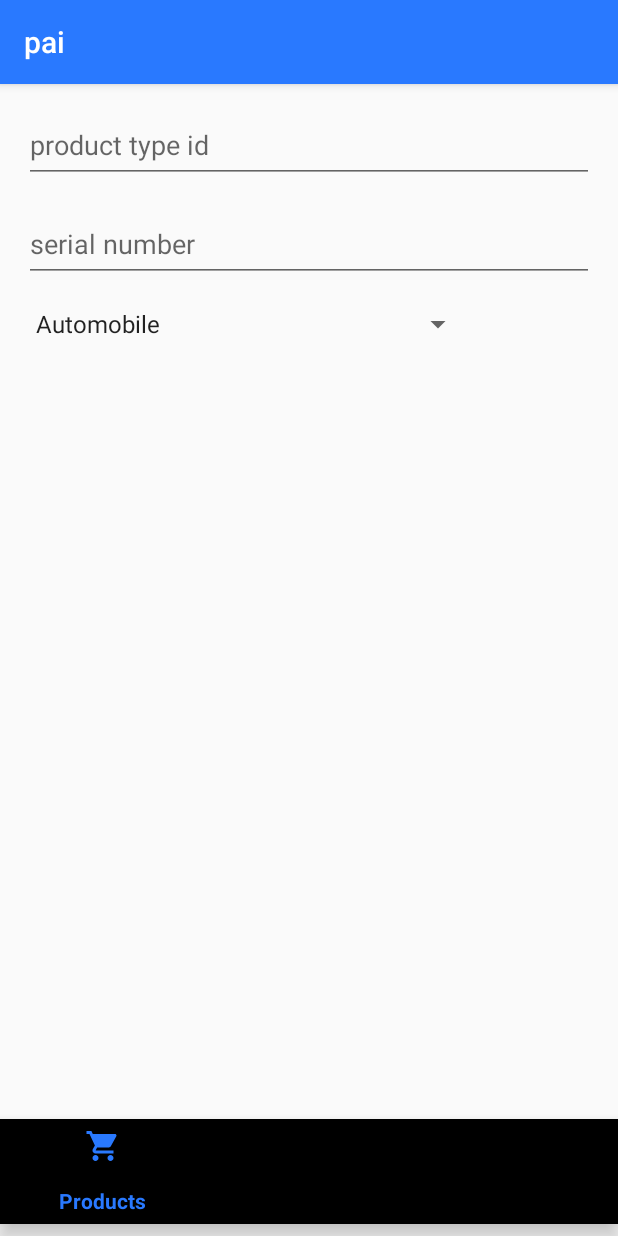
After one commit to LukaszRogozinski/PAI_android, an Android app: the EditProductFragment screen opened through its navigation route, on a phone screen of 412 x 824 dp. The commit adds this screen. Run offline under Robolectric (Android 15) with nearby library versions, the phone set to English and light mode, and no system bars; our stand-ins replace data binding, navigation-ui; libraries missing offline, so code that uses them is left out: com.facebook.stetho.

Commit message:
working on edit product screen

```diff
--- a/app/build.gradle
+++ b/app/build.gradle
@@ -9,7 +9,7 @@ android {
     buildToolsVersion "29.0.2"
     defaultConfig {
         applicationId "com.example.pai"
-        minSdkVersion 23
+        minSdkVersion 25
         targetSdkVersion 29
         versionCode 1
         versionName "1.0"
--- a/app/src/main/java/com/example/pai/features/products/detail/ProductDetailFragment.kt
+++ b/app/src/main/java/com/example/pai/features/products/detail/ProductDetailFragment.kt
@@ -8,6 +8,7 @@ import android.view.View
 import android.view.ViewGroup
 import androidx.databinding.DataBindingUtil
 import androidx.lifecycle.ViewModelProviders
+import androidx.navigation.fragment.findNavController
 import androidx.navigation.fragment.navArgs
 
 import com.example.pai.R
@@ -36,6 +37,10 @@ class ProductDetailFragment : Fragment() {
         val product = ProductDetailFragmentArgs.fromBundle(arguments!!).product
         val viewModelFactory = ProductDetailViewModel.Factory(product)
         binding.vm = ViewModelProviders.of(this, viewModelFactory).get(ProductDetailViewModel::class.java)
+
+        binding.editButton.setOnClickListener{
+            findNavController().navigate(R.id.action_productDetailFragment_to_editProductFragment)
+        }
         // Inflate the layout for this fragment
         return binding.root
     }
--- /dev/null
+++ b/app/src/main/java/com/example/pai/features/products/edit/EditProductFragment.kt
@@ -0,0 +1,43 @@
+package com.example.pai.features.products.edit
+
+
+import android.os.Bundle
+import androidx.fragment.app.Fragment
+import android.view.LayoutInflater
+import android.view.View
+import android.view.ViewGroup
+import android.widget.ArrayAdapter
+import androidx.databinding.DataBindingUtil
+
+import com.example.pai.R
+import com.example.pai.databinding.EditProductFragmentBinding
+
+/**
+ * A simple [Fragment] subclass.
+ */
+class EditProductFragment : Fragment() {
+
+    private lateinit var binding: EditProductFragmentBinding
+
+    override fun onCreateView(
+        inflater: LayoutInflater, container: ViewGroup?,
+        savedInstanceState: Bundle?
+    ): View? {
+
+        binding = DataBindingUtil.inflate(
+            inflater,
+            R.layout.edit_product_fragment,
+            container,
+            false
+        )
+
+        val categories = arrayListOf("Automobile","Travel","Personal","Education","Computers","Business Services" )
+
+        val dataAdapter = ArrayAdapter<String>(requireContext(), android.R.layout.simple_spinner_item, categories)
+        binding.warehouseTypeSpinner.adapter = dataAdapter
+        // Inflate the layout for this fragment
+        return binding.root
+    }
+
+
+}
--- /dev/null
+++ b/app/src/main/java/com/example/pai/features/products/edit/EditProductViewModel.kt
@@ -0,0 +1 @@
+package com.example.pai.features.products.edit
--- /dev/null
+++ b/app/src/main/res/layout/edit_product_fragment.xml
@@ -0,0 +1,50 @@
+<?xml version="1.0" encoding="utf-8"?>
+
+<layout xmlns:android="http://schemas.android.com/apk/res/android"
+    xmlns:app="http://schemas.android.com/apk/res-auto"
+    xmlns:tools="http://schemas.android.com/tools">
+
+    <data>
+
+    </data>
+
+    <androidx.constraintlayout.widget.ConstraintLayout
+        android:layout_width="match_parent"
+        android:layout_height="match_parent"
+        tools:context=".features.products.edit.EditProductFragment">
+
+        <com.google.android.material.textfield.TextInputEditText
+            android:id="@+id/product_type"
+            android:layout_width="match_parent"
+            android:layout_height="50dp"
+            android:layout_marginStart="16dp"
+            android:layout_marginTop="16dp"
+            android:layout_marginEnd="16dp"
+            android:hint="product type id"
+            app:layout_constraintEnd_toEndOf="parent"
+            app:layout_constraintStart_toStartOf="parent"
+            app:layout_constraintTop_toTopOf="parent" />
+
+        <com.google.android.material.textfield.TextInputEditText
+            android:id="@+id/serial_number_input_text"
+            android:layout_width="match_parent"
+            android:layout_height="50dp"
+            android:hint="serial number"
+            android:layout_marginStart="16dp"
+            android:layout_marginTop="16dp"
+            android:layout_marginEnd="16dp"
+            app:layout_constraintEnd_toEndOf="parent"
+            app:layout_constraintStart_toStartOf="parent"
+            app:layout_constraintTop_toBottomOf="@+id/product_type" />
+
+        <androidx.appcompat.widget.AppCompatSpinner
+            android:id="@+id/warehouse_type_spinner"
+            android:layout_width="300dp"
+            android:layout_height="wrap_content"
+            android:layout_marginTop="16dp"
+            app:layout_constraintStart_toStartOf="@+id/serial_number_input_text"
+            app:layout_constraintTop_toBottomOf="@+id/serial_number_input_text" />
+
+
+    </androidx.constraintlayout.widget.ConstraintLayout>
+</layout>
--- a/app/src/main/res/navigation/main_navigation.xml
+++ b/app/src/main/res/navigation/main_navigation.xml
@@ -34,12 +34,21 @@
     <fragment
         android:id="@+id/productDetailFragment"
         android:name="com.example.pai.features.products.detail.ProductDetailFragment"
-        android:label="ProductDetailFragment">
+        android:label="ProductDetailFragment"
+        tools:layout="@layout/product_detail_fragment">
 
         <argument
             android:name="product"
             android:defaultValue="@null"
             app:argType="com.example.pai.domain.Product"
             app:nullable="true" />
+        <action
+            android:id="@+id/action_productDetailFragment_to_editProductFragment"
+            app:destination="@id/editProductFragment" />
     </fragment>
+    <fragment
+        android:id="@+id/editProductFragment"
+        android:name="com.example.pai.features.products.edit.EditProductFragment"
+        android:label="EditProductFragment"
+        tools:layout="@layout/edit_product_fragment"/>
 </navigation>
```
